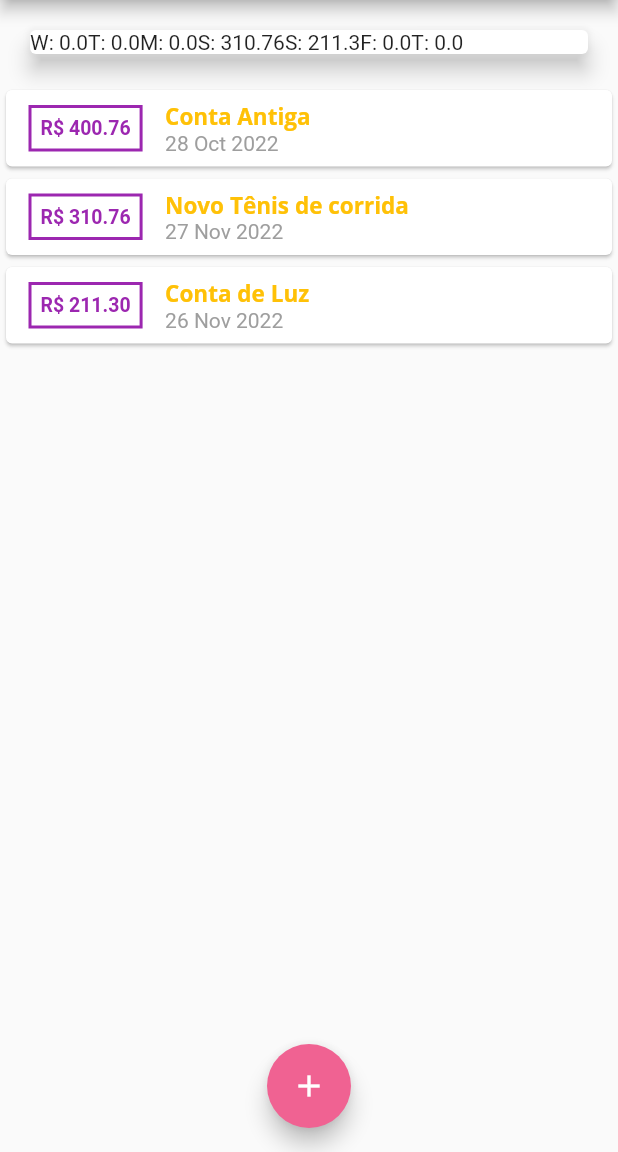
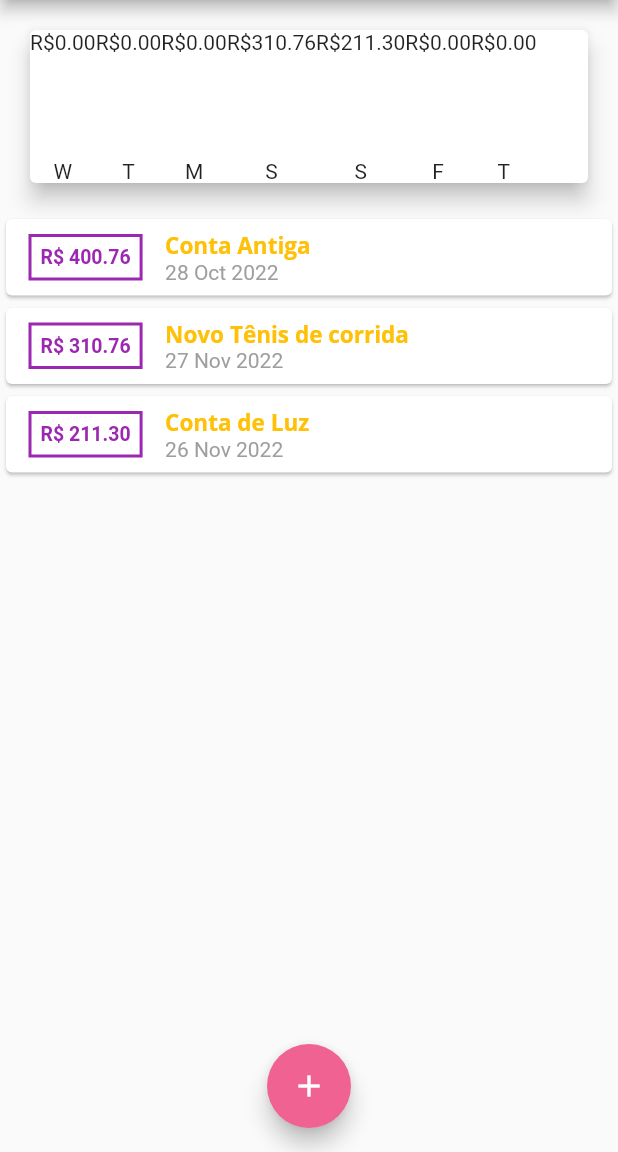
Before and after one commit to andrey-araujo/expenses, a Flutter app: the screen it shows after launch, on a phone screen of 412 x 824 dp, the part 84-1236 px from its top. Run offline on Flutter 3.47's test engine with Material 2 defaults, Android fonts, the phone set to English and light mode, and no system bars.

Commit message:
#aula123: chart_bar development

```diff
--- a/lib/components/chart.dart
+++ b/lib/components/chart.dart
@@ -1,6 +1,7 @@
 import 'package:flutter/material.dart';
 import 'package:intl/intl.dart';
 
+import 'package:expenses/components/chart_bar.dart';
 import 'package:expenses/models/transaction.dart';
 
 class Chart extends StatelessWidget {
@@ -41,7 +42,11 @@ class Chart extends StatelessWidget {
       margin: const EdgeInsets.all(20),
       child: Row(
         children: groupedTransactions.map((tr) {
-          return Text('${tr['day']}: ${tr['value']}');
+          return ChartBar(
+            label: tr['day'] as String,
+            value: tr['value'] as double,
+            percentage: 0,
+          );
         }).toList(),
       ),
     );
--- a/lib/components/chart_bar.dart
+++ b/lib/components/chart_bar.dart
@@ -1,10 +1,31 @@
 import 'package:flutter/material.dart';
 
 class ChartBar extends StatelessWidget {
-const ChartBar({ Key? key }) : super(key: key);
+  const ChartBar({
+    Key? key,
+    required this.label,
+    required this.value,
+    required this.percentage,
+  }) : super(key: key);
+
+  final String? label;
+  final double? value;
+  final double? percentage;
 
   @override
-  Widget build(BuildContext context){
-    return Container();
+  Widget build(BuildContext context) {
+    return Column(
+      children: [
+        Text('R\$${value?.toStringAsFixed(2)}'),
+        const SizedBox(height: 5,),
+        const SizedBox(
+          height: 60,
+          width: 10,
+          child: null,
+        ),
+        const SizedBox(height: 5),
+        Text(label!)
+      ]
+    );
   }
 }
```
